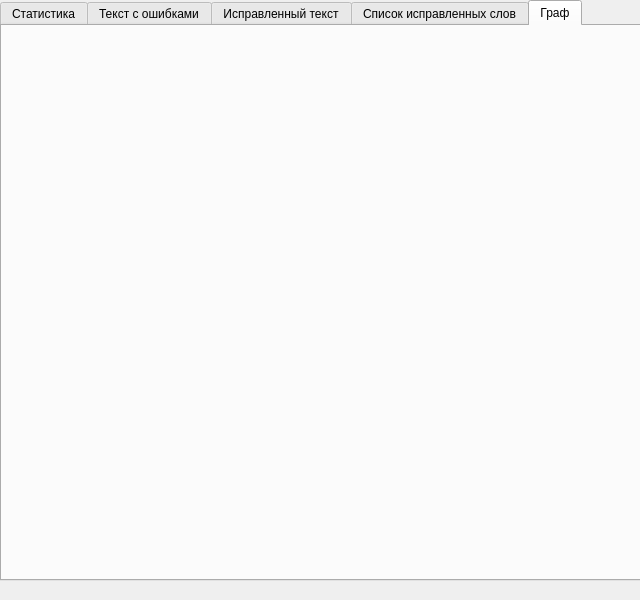
This is tabpage.ui in nabla42/Project-HMM as Qt 5 draws it before an edit. The edited form follows.
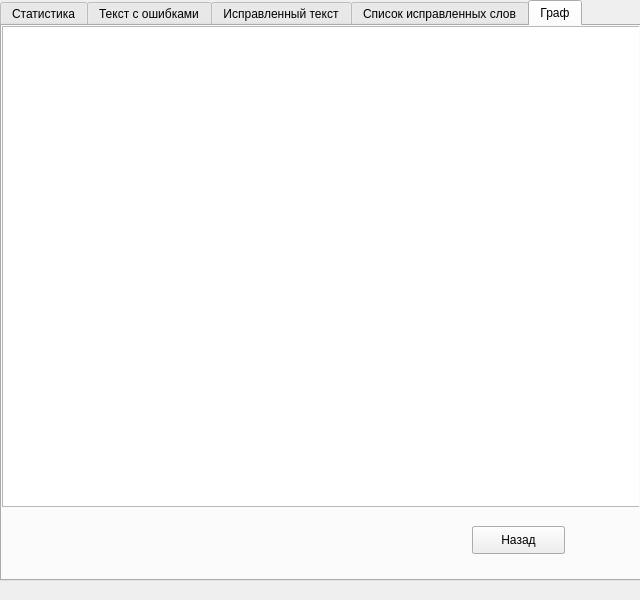
This is the edited form. The open tabs and pages were chosen to show the change.

Patch:
```diff
--- a/tabpage.ui
+++ b/tabpage.ui
@@ -19,7 +19,7 @@
      <x>0</x>
      <y>0</y>
      <width>641</width>
-     <height>800</height>
+     <height>581</height>
     </rect>
    </property>
    <property name="minimumSize">
@@ -132,6 +132,58 @@
     <attribute name="title">
      <string>Граф</string>
     </attribute>
+    <widget class="QPushButton" name="pushButton_2">
+     <property name="geometry">
+      <rect>
+       <x>470</x>
+       <y>500</y>
+       <width>93</width>
+       <height>28</height>
+      </rect>
+     </property>
+     <property name="text">
+      <string>Назад</string>
+     </property>
+    </widget>
+    <widget class="QPlainTextEdit" name="plainTextEdit_5">
+     <property name="geometry">
+      <rect>
+       <x>0</x>
+       <y>0</y>
+       <width>641</width>
+       <height>481</height>
+      </rect>
+     </property>
+     <property name="readOnly">
+      <bool>true</bool>
+     </property>
+    </widget>
+    <widget class="QPlainTextEdit" name="plainTextEdit_6">
+     <property name="geometry">
+      <rect>
+       <x>0</x>
+       <y>0</y>
+       <width>641</width>
+       <height>481</height>
+      </rect>
+     </property>
+     <property name="readOnly">
+      <bool>true</bool>
+     </property>
+    </widget>
+    <widget class="QPushButton" name="pushButton_4">
+     <property name="geometry">
+      <rect>
+       <x>470</x>
+       <y>500</y>
+       <width>93</width>
+       <height>28</height>
+      </rect>
+     </property>
+     <property name="text">
+      <string>Назад</string>
+     </property>
+    </widget>
    </widget>
   </widget>
  </widget>
```
Left out of the diff: 2 changed lines with no effect on the pictures.
